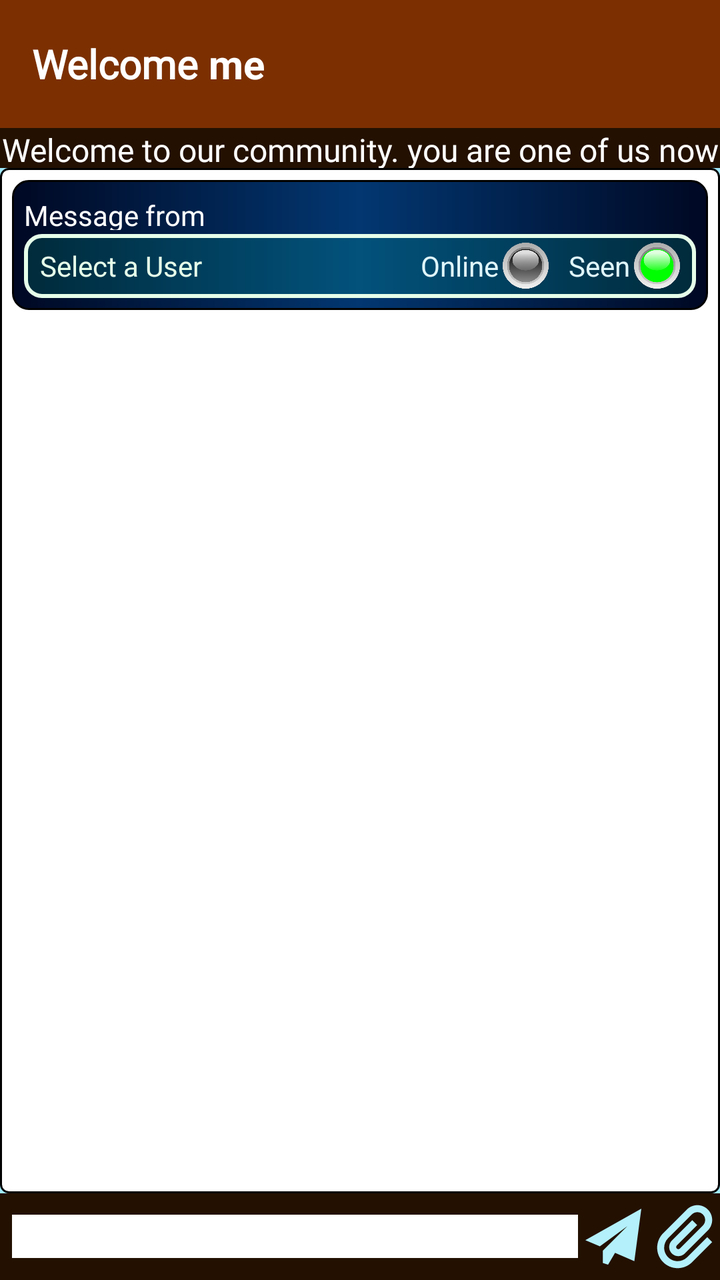
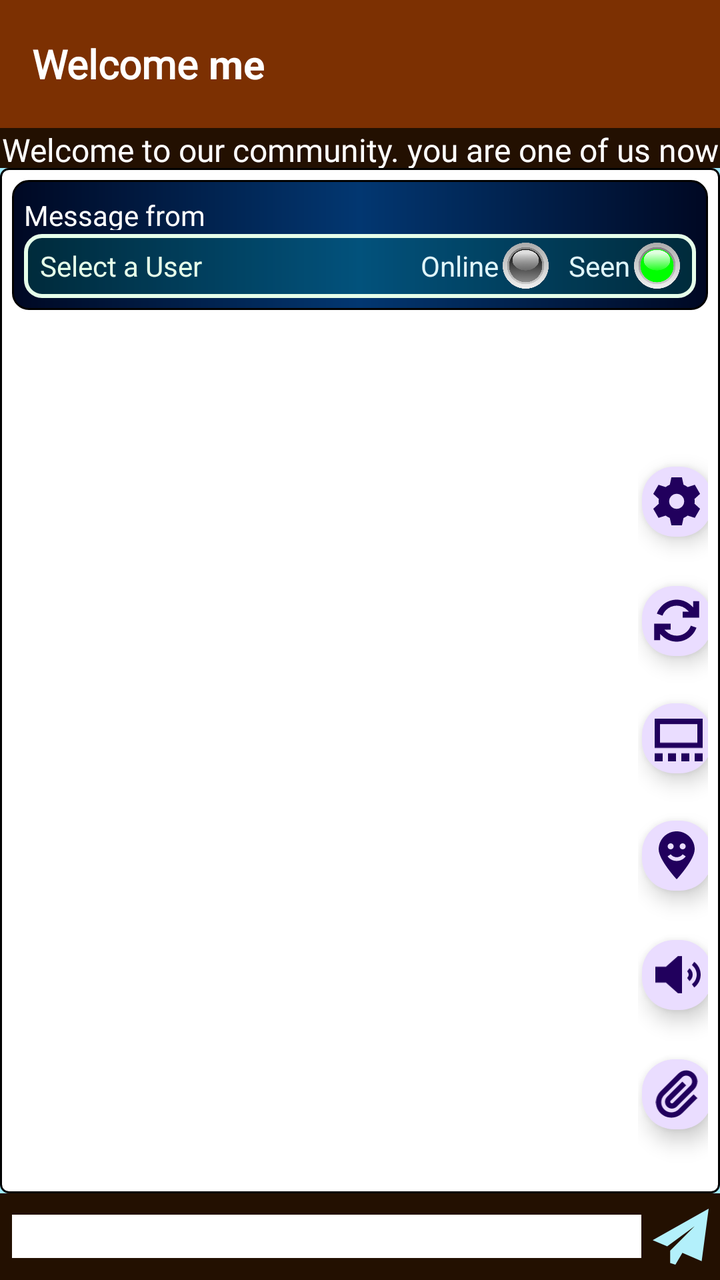

Two renders of the same Android screen: before a commit and after it. Below are the layout's source before the change and the commit's diff.
<!-- AndroidManifest.xml: application theme Theme.EAndroid -->
<!-- res/layout/activity_main.xml -->
<?xml version="1.0" encoding="utf-8"?>
<LinearLayout xmlns:android="http://schemas.android.com/apk/res/android"
    xmlns:app="http://schemas.android.com/apk/res-auto"
    xmlns:tools="http://schemas.android.com/tools"
    android:layout_width="match_parent"
    android:layout_height="match_parent"
    android:background="#A1EAFD"
    android:gravity="center"
    android:orientation="vertical"
    android:id="@+id/rooteroot"
    >


    <ImageView
        android:id="@+id/tumbnail_id"
        android:layout_width="match_parent"
        android:layout_height="wrap_content"
        android:src="@drawable/ee"
        android:visibility="gone" />

    <LinearLayout
        android:id="@+id/please_wait_for_login_id"
        android:layout_width="match_parent"
        android:layout_height="match_parent"
        android:background="@color/dark_bg3"
        android:gravity="center_horizontal|top"
        android:orientation="vertical"
        android:visibility="gone">

        <ImageView
            android:id="@+id/imageView3"
            android:layout_width="match_parent"
            android:layout_height="wrap_content"
            android:layout_marginTop="50dp"
            android:src="@drawable/d4"
            app:srcCompat="@drawable/d4" />

        <LinearLayout
            android:layout_width="wrap_content"
            android:layout_height="wrap_content"
            android:gravity="center"
            android:orientation="horizontal">

            <ImageView
                android:id="@+id/imageView2"
                android:layout_width="40dp"
                android:layout_height="70dp"
                android:src="@drawable/address_card_20"
                app:srcCompat="@drawable/address_card_20" />

            <TextView
                android:id="@+id/textView11"
                style="@style/Vazir"
                android:layout_width="wrap_content"
                android:layout_height="wrap_content"
                android:layout_marginLeft="6dp"
                android:layout_weight="1"
                android:text="@string/lng_login_txt11"
                android:textColor="@color/light_text2"
                android:textSize="24sp" />
        </LinearLayout>

        <TextView
            android:id="@+id/username_please_wait_login"
            style="@style/Vazir"
            android:layout_width="match_parent"
            android:layout_height="wrap_content"
            android:layout_marginTop="25dp"
            android:text="TextView"
            android:textAlignment="center"
            android:textColor="@color/white"
            android:textSize="27dp"
            android:textStyle="bold" />

        <ImageView
            android:id="@+id/imageView4"
            android:layout_width="match_parent"
            android:layout_height="45dp"
            android:layout_marginTop="15dp"
            android:src="@drawable/hourglass_clock"
            app:srcCompat="@drawable/hourglass_clock" />

    </LinearLayout>

    <androidx.appcompat.widget.Toolbar
        android:id="@+id/toolbar"
        android:layout_width="match_parent"
        android:layout_height="wrap_content"
        android:background="@color/toolicolor"
        android:gravity="left|center_vertical"
        android:minHeight="?attr/actionBarSize"
        app:theme="@style/ToolbarTheme"
        app:titleTextColor="#FFFFFF">

        <TextView
            android:id="@+id/toolbarTextView3"
            style="@style/Yekan"
            android:layout_width="wrap_content"
            android:layout_height="wrap_content"
            android:ellipsize="end"
            android:gravity="left|center_vertical"
            android:maxLines="1"
            android:text="@string/lng_tophead"
            android:textAppearance="@android:style/TextAppearance.WindowTitle"
            android:textSize="20sp"
            android:visibility="visible" />

        <Space
            android:layout_width="5dp"
            android:layout_height="match_parent" />

        <TextView
            android:id="@+id/toolbarTextView"
            android:layout_width="wrap_content"
            android:layout_height="wrap_content"
            android:layout_gravity="left"
            android:ellipsize="end"
            android:gravity="left|center_vertical"
            android:maxLines="1"
            android:text="me"
            android:textAppearance="@android:style/TextAppearance.WindowTitle"
            android:textSize="20sp"
            android:visibility="visible" />
    </androidx.appcompat.widget.Toolbar>

    <androidx.fragment.app.FragmentContainerView
        android:id="@+id/fragmentContainerView"
        android:layout_width="match_parent"
        android:layout_height="match_parent"
        android:visibility="gone" />

    <LinearLayout
        android:id="@+id/dialogPage"
        android:layout_width="match_parent"
        android:layout_height="match_parent"
        android:alpha="1"
        android:background="#FFEBEB"
        android:backgroundTint="#FDF7DB"
        android:backgroundTintMode="multiply"
        android:orientation="horizontal"
        android:visibility="gone">

        <Space
            android:layout_width="80dp"
            android:layout_height="match_parent"
            android:layout_weight="1" />

        <LinearLayout
            android:layout_width="match_parent"
            android:layout_height="match_parent"
            android:layout_weight="1"
            android:orientation="vertical">

            <Space
                android:layout_width="match_parent"
                android:layout_height="112dp" />

            <TextView
                android:id="@+id/vtxtDialogMsg"
                android:layout_width="match_parent"
                android:layout_height="wrap_content"
                android:textSize="20sp"
                android:textStyle="bold" />

            <Space
                android:layout_width="match_parent"
                android:layout_height="37dp" />

            <Button
                android:id="@+id/dialogOK"
                android:layout_width="match_parent"
                android:layout_height="wrap_content"
                android:text="OK" />

            <Space
                android:layout_width="match_parent"
                android:layout_height="50dp" />

            <TextView
                android:id="@+id/textView2"
                android:layout_width="match_parent"
                android:layout_height="wrap_content"
                android:text="@string/lng_copyright"
                android:textAlignment="center"
                android:textSize="12sp" />

            <Space
                android:layout_width="match_parent"
                android:layout_height="15dp" />

            <TextView
                android:id="@+id/ourartaglink"
                android:layout_width="match_parent"
                android:layout_height="wrap_content"
                android:autoLink="web"
                android:text="https://www.ourartag.com"
                android:textAlignment="center"
                android:textSize="12sp" />

        </LinearLayout>

        <Space
            android:layout_width="80dp"
            android:layout_height="match_parent"
            android:layout_weight="1" />
    </LinearLayout>

    <LinearLayout
        android:layout_width="match_parent"
        android:layout_height="match_parent"
        android:orientation="vertical">

        <TextView
            android:id="@+id/mainAppStatus"
            style="@style/Vazir"
            android:layout_width="match_parent"
            android:layout_height="0dp"
            android:layout_weight="3.5"
            android:background="@color/header_footer_bg"
            android:text="@string/lng_mainStatus"
            android:textAlignment="center"
            android:textColor="@color/white"
            android:textSize="16sp" />


        <LinearLayout
            android:id="@+id/radif1"
            android:layout_width="match_parent"
            android:layout_height="0dp"
            android:layout_weight="89"
            android:orientation="horizontal">

            <LinearLayout
                android:layout_width="match_parent"
                android:layout_height="match_parent"
                android:background="@drawable/my_custom_background"
                android:gravity="start|top"
                android:orientation="vertical"
                android:paddingLeft="6dp"
                android:paddingTop="6dp"
                android:paddingRight="6dp"
                android:paddingBottom="6dp">

                <LinearLayout
                    android:id="@+id/panelbala_id"
                    android:layout_width="match_parent"
                    android:layout_height="0dp"
                    android:layout_weight="13"
                    android:background="@drawable/my_bg_1"
                    android:orientation="vertical"
                    android:paddingLeft="6dp"
                    android:paddingTop="6dp"
                    android:paddingRight="6dp"
                    android:paddingBottom="6dp">

                    <LinearLayout
                        android:layout_width="match_parent"
                        android:layout_height="0dp"
                        android:layout_weight="40"
                        android:orientation="horizontal">

                        <TextView
                            android:id="@+id/textView4"
                            style="@style/Yekan"
                            android:layout_width="0dp"
                            android:layout_height="match_parent"
                            android:layout_weight="40"
                            android:paddingVertical="2dp"
                            android:text="@string/lng_serverlabel"
                            android:textColor="@color/white" />

                        <TextView
                            android:id="@+id/txtResponotif"
                            android:layout_width="0dp"
                            android:layout_height="match_parent"
                            android:layout_weight="60"
                            android:minLines="2"
                            android:paddingHorizontal="6dp"
                            android:paddingVertical="2dp"
                            android:textColor="@color/light_text1"
                            android:textSize="16sp"
                            android:textStyle="bold" />
                    </LinearLayout>

                    <LinearLayout
                        android:layout_width="match_parent"
                        android:layout_height="0dp"
                        android:layout_weight="60"
                        android:background="@drawable/my_bg_2"
                        android:gravity="center"
                        android:orientation="horizontal">


                        <TextView
                            android:id="@+id/nameAnySelectUser_id"
                            style="@style/Vazir"
                            android:layout_width="wrap_content"
                            android:layout_height="wrap_content"
                            android:layout_marginHorizontal="8dp"
                            android:layout_weight="1"
                            android:text="@string/lng_selectusr"
                            android:textColor="@color/light_text1" />

                        <TextView
                            android:id="@+id/online_txtid"
                            android:layout_width="wrap_content"
                            android:layout_height="wrap_content"
                            android:layout_marginHorizontal="2dp"
                            android:layout_weight="0"
                            android:text="@string/lng_online"
                            android:textColor="@color/light_bg2" />

                        <ImageView
                            android:id="@+id/online_imgid"
                            android:layout_width="23dp"
                            android:layout_height="23dp"
                            android:layout_marginRight="8dp"
                            android:src="@drawable/ledoff" />

                        <TextView
                            android:id="@+id/seen_txtid"
                            android:layout_width="wrap_content"
                            android:layout_height="wrap_content"
                            android:layout_marginHorizontal="2dp"
                            android:text="@string/lng_seen"
                            android:textColor="@color/light_bg2" />

                        <ImageView
                            android:id="@+id/seen_imgid"
                            android:layout_width="23dp"
                            android:layout_height="23dp"
                            android:layout_marginRight="8dp"
                            android:src="@drawable/ledg" />

                    </LinearLayout>

                </LinearLayout>

                <LinearLayout
                    android:layout_width="match_parent"
                    android:layout_height="0dp"
                    android:layout_weight="87"
                    android:orientation="vertical">

                    <ListView
                        android:id="@+id/main_list"
                        android:layout_width="match_parent"
                        android:layout_height="match_parent"
                        android:stackFromBottom="true"
                        android:transcriptMode="alwaysScroll"/>
                </LinearLayout>
            </LinearLayout>

        </LinearLayout>

        <LinearLayout
            android:id="@+id/radif2"
            android:layout_width="match_parent"
            android:layout_height="0dp"
            android:layout_weight="7.5"
            android:background="@color/header_footer_bg"
            android:gravity="center"
            android:orientation="horizontal">



            <EditText
                android:id="@+id/txtChatToSend"
                style="@style/Vazir"
                android:layout_width="0dp"
                android:layout_height="wrap_content"
                android:layout_weight="80"
                android:background="#FFFFFF"
                android:layout_marginLeft="6dp"
                android:layout_marginTop="6dp"
                android:layout_marginBottom="6dp"
                android:inputType="text"

                android:textSize="16dp"
                tools:ignore="TouchTargetSizeCheck" />

            <ImageButton
                android:id="@+id/sendBtn"
                android:layout_width="0dp"
                android:layout_height="wrap_content"
                android:layout_weight="10"
                android:background="@color/header_footer_bg"
                android:src="@drawable/paper_plane_28"
                app:tint="@color/light_bg1" />
            <ImageButton
                android:id="@+id/sendImageBtn_id"
                android:layout_width="0dp"
                android:layout_height="wrap_content"
                android:layout_weight="10"
                android:background="@color/header_footer_bg"
                android:src="@drawable/paperclip_28"
                app:tint="@color/light_bg1" />

        </LinearLayout>

    </LinearLayout>

</LinearLayout>
<!-- resources referenced by this layout -->
<resources>
  <!-- unchanged entries left out for length: 33 -->
</resources>

<!-- the commit's change to res/layout/activity_main.xml (unified diff, before → after) -->
@@ -342,12 +342,91 @@
                     android:layout_weight="87"
                     android:orientation="vertical">
 
-                    <ListView
-                        android:id="@+id/main_list"
+                    <LinearLayout
                         android:layout_width="match_parent"
                         android:layout_height="match_parent"
-                        android:stackFromBottom="true"
-                        android:transcriptMode="alwaysScroll"/>
+                        android:orientation="horizontal">
+
+                        <androidx.recyclerview.widget.RecyclerView
+                            android:id="@+id/recyclerView"
+                            android:layout_width="0dp"
+                            android:layout_height="match_parent"
+                            android:layout_weight="90" />
+
+                        <LinearLayout
+                            android:layout_width="0dp"
+                            android:layout_height="500dp"
+                            android:layout_weight="10"
+                            android:gravity="center_horizontal|center_vertical"
+                            android:orientation="vertical">
+
+
+                            <com.google.android.material.floatingactionbutton.FloatingActionButton
+                                android:id="@+id/main_fab1"
+                                android:layout_width="70dp"
+                                android:layout_height="35dp"
+                                app:fabCustomSize="35dp"
+                                android:layout_centerHorizontal="true"
+                                android:layout_marginLeft="2dp"
+                                android:layout_marginBottom="12dp"
+                                android:src="@drawable/gear_50"
+                                android:tint="#FFFFFF" />
+                            <com.google.android.material.floatingactionbutton.FloatingActionButton
+                                android:id="@+id/main_fab2"
+                                android:layout_width="70dp"
+                                android:layout_height="35dp"
+                                app:fabCustomSize="35dp"
+                                android:layout_centerHorizontal="true"
+                                android:layout_marginLeft="2dp"
+                                android:layout_marginBottom="12dp"
+                                android:src="@drawable/arrows_rotate_50"
+                                android:tint="#FFFFFF" />
+
+                            <com.google.android.material.floatingactionbutton.FloatingActionButton
+                                android:id="@+id/main_fab3"
+                                android:layout_width="70dp"
+                                android:layout_height="35dp"
+                                app:fabCustomSize="37dp"
+                                android:layout_centerHorizontal="true"
+                                android:layout_marginLeft="2dp"
+                                android:layout_marginBottom="12dp"
+                                android:src="@drawable/gallery_thumbnails_50"
+                                android:tint="#FFFFFF" />
+
+                            <com.google.android.material.floatingactionbutton.FloatingActionButton
+                                android:id="@+id/main_fab4"
+                                android:layout_width="70dp"
+                                android:layout_height="35dp"
+                                app:fabCustomSize="35dp"
+                                android:layout_centerHorizontal="true"
+                                android:layout_marginLeft="2dp"
+                                android:layout_marginBottom="12dp"
+                                android:src="@drawable/location_smile"
+                                android:tint="#FFFFFF" />
+
+                            <com.google.android.material.floatingactionbutton.FloatingActionButton
+                                android:id="@+id/main_fab5"
+                                android:layout_width="70dp"
+                                android:layout_height="35dp"
+                                app:fabCustomSize="35dp"
+                                android:layout_centerHorizontal="true"
+                                android:layout_marginLeft="2dp"
+                                android:layout_marginBottom="12dp"
+                                android:src="@drawable/volume_50"
+                                android:tint="#FFFFFF" />
+                            <com.google.android.material.floatingactionbutton.FloatingActionButton
+                                android:id="@+id/main_fab6"
+                                android:layout_width="70dp"
+                                android:layout_height="35dp"
+                                app:fabCustomSize="35dp"
+                                android:layout_centerHorizontal="true"
+                                android:layout_marginLeft="2dp"
+                                android:layout_marginBottom="12dp"
+                                android:src="@drawable/paperclip_50"
+                                android:tint="#FFFFFF" />
+                        </LinearLayout>
+                    </LinearLayout>
+
                 </LinearLayout>
             </LinearLayout>
 
@@ -387,6 +466,7 @@
                 android:background="@color/header_footer_bg"
                 android:src="@drawable/paper_plane_28"
                 app:tint="@color/light_bg1" />
+
             <ImageButton
                 android:id="@+id/sendImageBtn_id"
                 android:layout_width="0dp"
@@ -394,6 +474,7 @@
                 android:layout_weight="10"
                 android:background="@color/header_footer_bg"
                 android:src="@drawable/paperclip_28"
+                android:visibility="gone"
                 app:tint="@color/light_bg1" />
 
         </LinearLayout>
<!-- resource entries referenced after the edit -->
@@ -1,5 +1,37 @@
 <!-- resources referenced by this layout -->
 <resources>
+  <!-- drawable arrows_rotate_50 (drawable) -->
+  <vector android:height="50dp" android:viewportHeight="512"
+      android:viewportWidth="512" android:width="50dp" xmlns:android="http://schemas.android.com/apk/res/android">
+      <path android:fillColor="#FF000000" android:pathData="M105.1,202.6c7.7,-21.8 20.2,-42.3 37.8,-59.8c62.5,-62.5 163.8,-62.5 226.3,0L386.3,160H352,320v64h32H464h32V192,80 48H432V80v35.2L414.4,97.6c-87.5,-87.5 -229.3,-87.5 -316.8,0C73.2,122 55.6,150.7 44.8,181.4l60.4,21.3zM80,396.9l17.6,17.5 0,0c87.5,87.4 229.3,87.4 316.7,0c24.4,-24.4 42.1,-53.1 52.9,-83.7l-60.4,-21.3c-7.7,21.8 -20.2,42.3 -37.8,59.8c-62.5,62.5 -163.8,62.5 -226.3,0l-0.1,-0.1L125.6,352H160h32V288H160,48 16v32V432v32H80V432,396.9z"/>
+  </vector>
+  <!-- drawable gallery_thumbnails_50 (drawable) -->
+  <vector android:height="44.444443dp" android:viewportHeight="512"
+      android:viewportWidth="576" android:width="50dp" xmlns:android="http://schemas.android.com/apk/res/android">
+      <path android:fillColor="#FF000000" android:pathData="M512,64L512,288L64,288L64,64L512,64zM64,0L0,0L0,64 0,288v64L64,352 512,352h64L576,288 576,64 576,0L512,0 64,0zM0,416v96L96,512L96,416L0,416zM256,416L160,416v96h96L256,416zM320,416v96h96L416,416L320,416zM576,416L480,416v96h96L576,416z"/>
+  </vector>
+  <!-- drawable gear_50 (drawable) -->
+  <vector android:height="50dp" android:viewportHeight="512"
+      android:viewportWidth="512" android:width="50dp" xmlns:android="http://schemas.android.com/apk/res/android">
+      <path android:fillColor="#FF000000" android:pathData="M200,0L312,0l17.2,78.4c15.8,6.5 30.6,15.1 44,25.4l76.5,-24.4 56,97 -59.4,54.1c1.1,8.3 1.7,16.8 1.7,25.4s-0.6,17.1 -1.7,25.4l59.4,54.1 -56,97 -76.5,-24.4c-13.4,10.3 -28.2,18.9 -44,25.4L312,512L200,512l-17.2,-78.4c-15.8,-6.5 -30.6,-15.1 -44,-25.4L62.3,432.5l-56,-97 59.4,-54.1C64.6,273.1 64,264.6 64,256s0.6,-17.1 1.7,-25.4L6.3,176.5l56,-97 76.5,24.4c13.4,-10.3 28.2,-18.9 44,-25.4L200,0zM256,336a80,80 0,1 0,0 -160,80 80,0 1,0 0,160z"/>
+  </vector>
+  <!-- drawable location_smile (drawable) -->
+  <vector android:height="26.666666dp" android:viewportHeight="512"
+      android:viewportWidth="384"
+      android:tint="@color/white"
+      android:width="20dp" xmlns:android="http://schemas.android.com/apk/res/android">
+      <path android:fillColor="#FF000000" android:pathData="M192,512s192,-208 192,-320C384,86 298,0 192,0S0,86 0,192C0,304 192,512 192,512zM128,128a32,32 0,1 1,0 64,32 32,0 1,1 0,-64zM224,160a32,32 0,1 1,64 0,32 32,0 1,1 -64,0zM95.4,267.1l33.3,-22.2c6.2,9.4 29.1,31.1 63.4,31.1s57.1,-21.7 63.4,-31.1l33.3,22.2C277.1,284.4 243.1,316 192,316s-85.1,-31.6 -96.6,-48.9z"/>
+  </vector>
+  <!-- drawable paperclip_50 (drawable) -->
+  <vector android:height="57.142857dp" android:viewportHeight="512"
+      android:viewportWidth="448" android:width="50dp" xmlns:android="http://schemas.android.com/apk/res/android">
+      <path android:fillColor="#FF000000" android:pathData="M325.5,60c-16.6,0 -32.5,6.6 -44.2,18.3L91.6,268C71.4,288.2 60,315.7 60,344.2C60,403.8 108.2,452 167.8,452c28.6,0 56,-11.4 76.2,-31.6L404.2,260.2l39.6,39.6L283.6,460c-30.7,30.7 -72.4,48 -115.8,48C77.3,508 4,434.7 4,344.2c0,-43.4 17.3,-85.1 48,-115.8L241.7,38.7C263.9,16.5 294.1,4 325.5,4C390.9,4 444,57.1 444,122.5c0,31.4 -12.5,61.6 -34.7,83.8L225.1,390.5c-13.7,13.7 -32.4,21.5 -51.8,21.5c-40.5,0 -73.3,-32.8 -73.3,-73.3c0,-19.4 7.7,-38.1 21.5,-51.8L284.2,124.2l39.6,39.6L161.1,326.5c-3.2,3.2 -5.1,7.6 -5.1,12.2c0,9.5 7.7,17.3 17.3,17.3c4.6,0 9,-1.8 12.2,-5.1L369.7,166.7C381.4,155 388,139.1 388,122.5C388,88 360,60 325.5,60z"/>
+  </vector>
+  <!-- drawable volume_50 (drawable) -->
+  <vector android:height="44.444443dp" android:viewportHeight="512"
+      android:viewportWidth="576" android:width="50dp" xmlns:android="http://schemas.android.com/apk/res/android">
+      <path android:fillColor="#FF000000" android:pathData="M32,160L32,352L160,352L304,480h48L352,32L304,32L160,160L32,160zM441.6,332.8C464.9,315.3 480,287.4 480,256s-15.1,-59.3 -38.4,-76.8l-28.8,38.4c11.7,8.8 19.2,22.7 19.2,38.4s-7.5,29.6 -19.2,38.4l28.8,38.4zM499.2,409.6c46.6,-35 76.8,-90.8 76.8,-153.6s-30.2,-118.6 -76.8,-153.6l-28.8,38.4c35,26.3 57.6,68.1 57.6,115.2s-22.6,88.9 -57.6,115.2l28.8,38.4z"/>
+  </vector>
   <!-- unchanged entries left out for length: 33 -->
 </resources>
 
